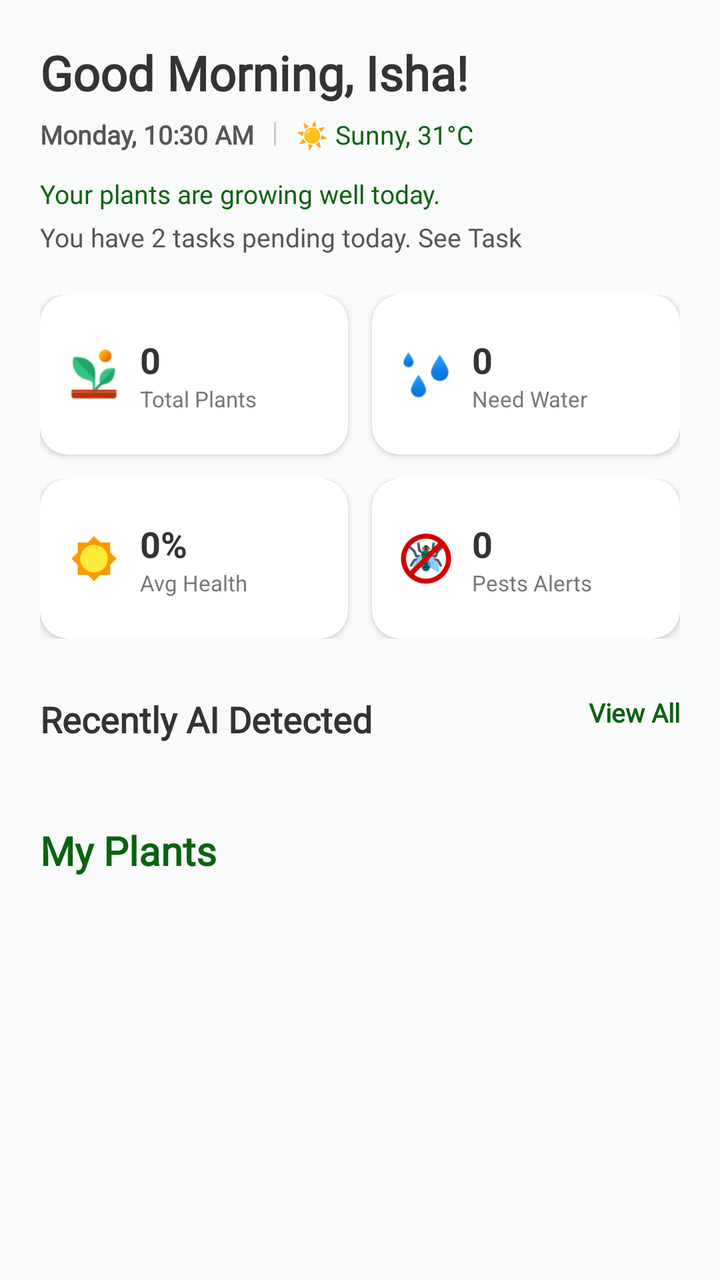
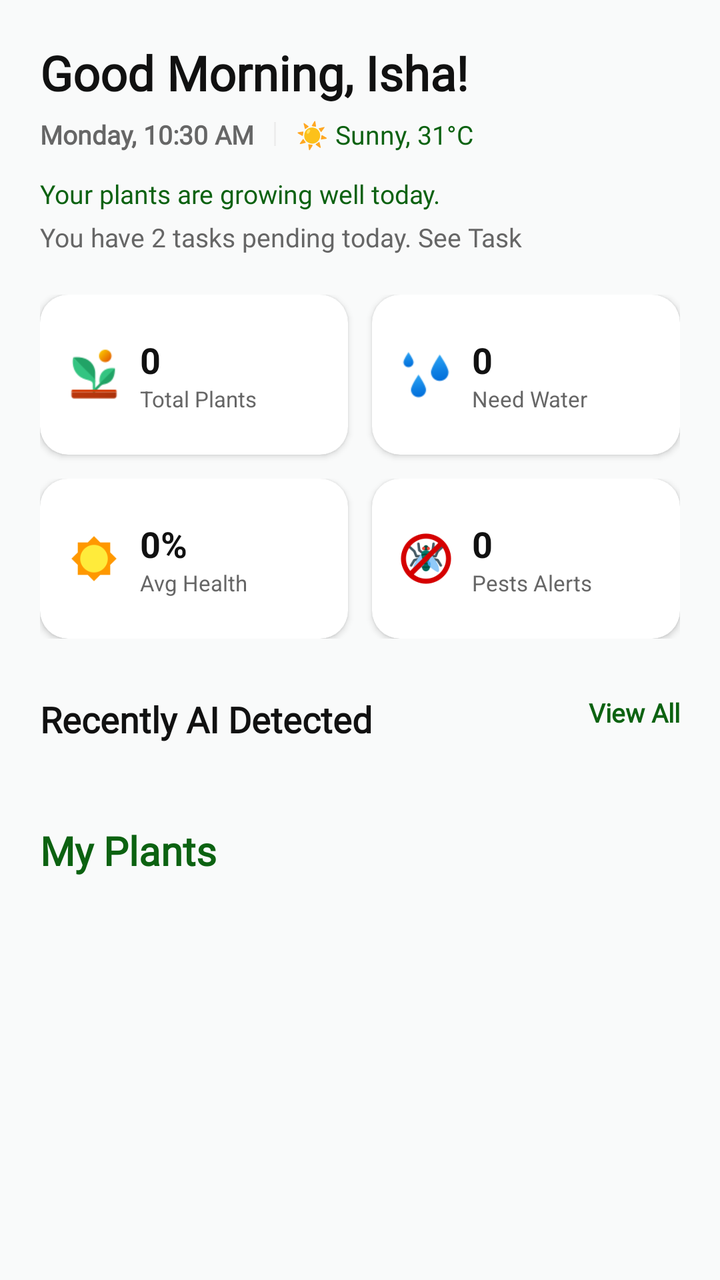

The first picture is an Android layout as it rendered before a commit; the second is the same layout after the commit. The layout source and the unified diff follow.
<!-- AndroidManifest.xml: application theme Theme.SmartGrow -->
<!-- res/layout/fragment_home.xml -->
<?xml version="1.0" encoding="utf-8"?>
<androidx.constraintlayout.widget.ConstraintLayout
    xmlns:android="http://schemas.android.com/apk/res/android"
    xmlns:app="http://schemas.android.com/apk/res-auto"
    android:layout_width="match_parent"
    android:layout_height="match_parent"
    android:background="#F9FAFA">

    <androidx.core.widget.NestedScrollView
        android:layout_width="match_parent"
        android:layout_height="match_parent"
        android:fillViewport="true">

        <androidx.constraintlayout.widget.ConstraintLayout
            android:layout_width="match_parent"
            android:layout_height="wrap_content"
            android:paddingHorizontal="20dp"
            android:paddingTop="20dp"
            android:paddingBottom="80dp">

            <TextView
                android:id="@+id/tv_user_greeting"
                android:layout_width="0dp"
                android:layout_height="wrap_content"
                android:text="Good Morning, Isha!"
                android:textSize="24sp"
                android:textStyle="bold"
                android:textColor="#333333"
                android:fontFamily="@font/poppins"
                app:layout_constraintTop_toTopOf="parent"
                app:layout_constraintStart_toStartOf="parent"
                app:layout_constraintEnd_toEndOf="parent"/>

            <LinearLayout
                android:id="@+id/layout_date_weather_row"
                android:layout_width="match_parent"
                android:layout_height="wrap_content"
                android:orientation="horizontal"
                android:layout_marginTop="6dp"
                android:gravity="center_vertical"
                app:layout_constraintTop_toBottomOf="@id/tv_user_greeting">

                <TextView
                    android:id="@+id/tv_dashboard_live_datetime"
                    android:layout_width="wrap_content"
                    android:layout_height="wrap_content"
                    android:text="Monday, 10:30 AM"
                    android:textColor="#555555"
                    android:textSize="13sp"
                    android:textStyle="bold"
                    android:fontFamily="@font/poppins" />

                <View
                    android:layout_width="1dp"
                    android:layout_height="12dp"
                    android:background="#CCCCCC"
                    android:layout_marginHorizontal="10dp"/>

                <TextView
                    android:id="@+id/tv_dashboard_weather_mock"
                    android:layout_width="wrap_content"
                    android:layout_height="wrap_content"
                    android:text="☀️ Sunny, 31°C"
                    android:textColor="#0C6211"
                    android:textSize="13sp"
                    android:fontFamily="@font/poppins" />
            </LinearLayout>

            <TextView
                android:id="@+id/tv_plant_status_summary"
                android:layout_width="0dp"
                android:layout_height="wrap_content"
                android:text="Your plants are growing well today."
                android:textColor="#0C6211"
                android:textSize="13sp"
                android:fontFamily="@font/poppins"
                android:layout_marginTop="12dp"
                app:layout_constraintTop_toBottomOf="@id/layout_date_weather_row"
                app:layout_constraintStart_toStartOf="parent"
                app:layout_constraintEnd_toEndOf="parent"/>

            <TextView
                android:id="@+id/tv_task_reminder"
                android:layout_width="0dp"
                android:layout_height="wrap_content"
                android:text="You have 2 tasks pending today. See Task"
                android:textColor="#555555"
                android:textSize="13sp"
                android:fontFamily="@font/poppins"
                android:layout_marginTop="4dp"
                android:clickable="true"
                android:focusable="true"
                app:layout_constraintTop_toBottomOf="@id/tv_plant_status_summary"
                app:layout_constraintStart_toStartOf="parent"
                app:layout_constraintEnd_toEndOf="parent"/>

            <LinearLayout
                android:id="@+id/layout_cards_container"
                android:layout_width="match_parent"
                android:layout_height="wrap_content"
                android:orientation="vertical"
                android:layout_marginTop="20dp"
                app:layout_constraintTop_toBottomOf="@id/tv_task_reminder">

                <LinearLayout
                    android:layout_width="match_parent"
                    android:layout_height="wrap_content"
                    android:orientation="horizontal"
                    android:weightSum="2">

                    <com.google.android.material.card.MaterialCardView
                        android:layout_width="0dp"
                        android:layout_height="80dp"
                        android:layout_weight="1"
                        android:layout_marginEnd="6dp"
                        android:layout_marginBottom="12dp"
                        app:cardCornerRadius="14dp"
                        app:cardElevation="2dp"
                        app:cardBackgroundColor="#FFFFFF"
                        app:strokeWidth="0dp">
                        <LinearLayout
                            android:layout_width="match_parent"
                            android:layout_height="match_parent"
                            android:orientation="horizontal"
                            android:gravity="center_vertical"
                            android:paddingHorizontal="12dp">
                            <ImageView
                                android:layout_width="30dp"
                                android:layout_height="30dp"
                                android:src="@drawable/ic_total_plants" />
                            <LinearLayout
                                android:layout_width="wrap_content"
                                android:layout_height="wrap_content"
                                android:orientation="vertical"
                                android:layout_marginStart="8dp">
                                <TextView
                                    android:id="@+id/tv_count_total_plants"
                                    android:layout_width="wrap_content"
                                    android:layout_height="wrap_content"
                                    android:text="0"
                                    android:textSize="18sp"
                                    android:textStyle="bold"
                                    android:textColor="#333333"/>
                                <TextView
                                    android:layout_width="wrap_content"
                                    android:layout_height="wrap_content"
                                    android:text="Total Plants"
                                    android:textSize="11sp"
                                    android:textColor="#777777"/>
                            </LinearLayout>
                        </LinearLayout>
                    </com.google.android.material.card.MaterialCardView>

                    <com.google.android.material.card.MaterialCardView
                        android:layout_width="0dp"
                        android:layout_height="80dp"
                        android:layout_weight="1"
                        android:layout_marginStart="6dp"
                        android:layout_marginBottom="12dp"
                        app:cardCornerRadius="14dp"
                        app:cardElevation="2dp"
                        app:cardBackgroundColor="#FFFFFF"
                        app:strokeWidth="0dp">
                        <LinearLayout
                            android:layout_width="match_parent"
                            android:layout_height="match_parent"
                            android:orientation="horizontal"
                            android:gravity="center_vertical"
                            android:paddingHorizontal="12dp">
                            <ImageView
                                android:layout_width="30dp"
                                android:layout_height="30dp"
                                android:src="@drawable/ic_water_drop" />
                            <LinearLayout
                                android:layout_width="wrap_content"
                                android:layout_height="wrap_content"
                                android:orientation="vertical"
                                android:layout_marginStart="8dp">
                                <TextView
                                    android:id="@+id/tv_count_need_water"
                                    android:layout_width="wrap_content"
                                    android:layout_height="wrap_content"
                                    android:text="0"
                                    android:textSize="18sp"
                                    android:textStyle="bold"
                                    android:textColor="#333333"/>
                                <TextView
                                    android:layout_width="wrap_content"
                                    android:layout_height="wrap_content"
                                    android:text="Need Water"
                                    android:textSize="11sp"
                                    android:textColor="#777777"/>
                            </LinearLayout>
                        </LinearLayout>
                    </com.google.android.material.card.MaterialCardView>
                </LinearLayout>

                <LinearLayout
                    android:layout_width="match_parent"
                    android:layout_height="wrap_content"
                    android:orientation="horizontal"
                    android:weightSum="2">

                    <com.google.android.material.card.MaterialCardView
                        android:layout_width="0dp"
                        android:layout_height="80dp"
                        android:layout_weight="1"
                        android:layout_marginEnd="6dp"
                        app:cardCornerRadius="14dp"
                        app:cardElevation="2dp"
                        app:cardBackgroundColor="#FFFFFF"
                        app:strokeWidth="0dp">
                        <LinearLayout
                            android:layout_width="match_parent"
                            android:layout_height="match_parent"
                            android:orientation="horizontal"
                            android:gravity="center_vertical"
                            android:paddingHorizontal="12dp">
                            <ImageView
                                android:layout_width="30dp"
                                android:layout_height="30dp"
                                android:src="@drawable/ic_health_sun" />
                            <LinearLayout
                                android:layout_width="wrap_content"
                                android:layout_height="wrap_content"
                                android:orientation="vertical"
                                android:layout_marginStart="8dp">
                                <TextView
                                    android:id="@+id/tv_value_avg_health"
                                    android:layout_width="wrap_content"
                                    android:layout_height="wrap_content"
                                    android:text="0%"
                                    android:textSize="18sp"
                                    android:textStyle="bold"
                                    android:textColor="#333333"/>
                                <TextView
                                    android:layout_width="wrap_content"
                                    android:layout_height="wrap_content"
                                    android:text="Avg Health"
                                    android:textSize="11sp"
                                    android:textColor="#777777"/>
                            </LinearLayout>
                        </LinearLayout>
                    </com.google.android.material.card.MaterialCardView>

                    <com.google.android.material.card.MaterialCardView
                        android:layout_width="0dp"
                        android:layout_height="80dp"
                        android:layout_weight="1"
                        android:layout_marginStart="6dp"
                        app:cardCornerRadius="14dp"
                        app:cardElevation="2dp"
                        app:cardBackgroundColor="#FFFFFF"
                        app:strokeWidth="0dp">
                        <LinearLayout
                            android:layout_width="match_parent"
                            android:layout_height="match_parent"
                            android:orientation="horizontal"
                            android:gravity="center_vertical"
                            android:paddingHorizontal="12dp">
                            <ImageView
                                android:layout_width="30dp"
                                android:layout_height="30dp"
                                android:src="@drawable/ic_pest_alert" />
                            <LinearLayout
                                android:layout_width="wrap_content"
                                android:layout_height="wrap_content"
                                android:orientation="vertical"
                                android:layout_marginStart="8dp">
                                <TextView
                                    android:id="@+id/tv_count_pest_alerts"
                                    android:layout_width="wrap_content"
                                    android:layout_height="wrap_content"
                                    android:text="0"
                                    android:textSize="18sp"
                                    android:textStyle="bold"
                                    android:textColor="#333333"/>
                                <TextView
                                    android:layout_width="wrap_content"
                                    android:layout_height="wrap_content"
                                    android:text="Pests Alerts"
                                    android:textSize="11sp"
                                    android:textColor="#777777"/>
                            </LinearLayout>
                        </LinearLayout>
                    </com.google.android.material.card.MaterialCardView>
                </LinearLayout>
            </LinearLayout>

            <RelativeLayout
                android:id="@+id/layout_history_header"
                android:layout_width="match_parent"
                android:layout_height="wrap_content"
                android:layout_marginTop="28dp"
                app:layout_constraintTop_toBottomOf="@id/layout_cards_container">
                <TextView
                    android:layout_width="wrap_content"
                    android:layout_height="wrap_content"
                    android:text="Recently AI Detected"
                    android:textSize="18sp"
                    android:textStyle="bold"
                    android:textColor="#333333"
                    android:fontFamily="@font/poppins"
                    android:layout_alignParentStart="true" />
                <TextView
                    android:id="@+id/tv_action_view_all_history"
                    android:layout_width="wrap_content"
                    android:layout_height="wrap_content"
                    android:text="View All"
                    android:textSize="13sp"
                    android:textColor="#0C6211"
                    android:textStyle="bold"
                    android:fontFamily="@font/poppins"
                    android:layout_alignParentEnd="true" />
            </RelativeLayout>

            <androidx.recyclerview.widget.RecyclerView
                android:id="@+id/rv_ai_detected_history"
                android:layout_width="match_parent"
                android:layout_height="wrap_content"
                android:layout_marginTop="12dp"
                android:orientation="horizontal"
                app:layout_constraintTop_toBottomOf="@id/layout_history_header" />

            <TextView
                android:id="@+id/tv_my_plants_label"
                android:layout_width="wrap_content"
                android:layout_height="wrap_content"
                android:text="My Plants"
                android:textSize="20sp"
                android:textStyle="bold"
                android:textColor="#0C6211"
                android:fontFamily="@font/poppins"
                android:layout_marginTop="28dp"
                app:layout_constraintTop_toBottomOf="@id/rv_ai_detected_history"
                app:layout_constraintStart_toStartOf="parent"/>

            <androidx.recyclerview.widget.RecyclerView
                android:id="@+id/rv_my_plants_list"
                android:layout_width="match_parent"
                android:layout_height="wrap_content"
                android:layout_marginTop="12dp"
                android:nestedScrollingEnabled="false"
                app:layout_constraintTop_toBottomOf="@id/tv_my_plants_label" />

        </androidx.constraintlayout.widget.ConstraintLayout>
    </androidx.core.widget.NestedScrollView>

</androidx.constraintlayout.widget.ConstraintLayout>
<!-- resources referenced by this layout -->
<resources>
  <!-- drawable ic_health_sun: png bitmap (drawable, 1056 bytes) -->
  <!-- drawable ic_pest_alert: png bitmap (drawable, 4400 bytes) -->
  <!-- drawable ic_total_plants: png bitmap (drawable, 1555 bytes) -->
  <!-- drawable ic_water_drop: png bitmap (drawable, 1600 bytes) -->
  <style name="Theme.SmartGrow" parent="Base.Theme.SmartGrow" />
  <style name="Base.Theme.SmartGrow" parent="Theme.Material3.DayNight.NoActionBar">
          <item name="android:windowBackground">@android:color/white</item>
          <item name="android:windowDisablePreview">true</item>
  
          
          <item name="android:statusBarColor">#FFFFFF</item>
          <item name="android:windowLightStatusBar">true</item>
  
          
          <item name="android:navigationBarColor">#FFFFFF</item>
          <item name="android:windowLightNavigationBar" tools:targetApi="o">true</item>
  
          <item name="android:windowDrawsSystemBarBackgrounds">true</item>
          <item name="android:windowTranslucentStatus">false</item>
          <item name="android:windowTranslucentNavigation">false</item>
      </style>
</resources>

<!-- the commit's change to res/layout/fragment_home.xml (unified diff, before → after) -->
@@ -4,7 +4,7 @@
     xmlns:app="http://schemas.android.com/apk/res-auto"
     android:layout_width="match_parent"
     android:layout_height="match_parent"
-    android:background="#F9FAFA">
+    android:background="@color/background">
 
     <androidx.core.widget.NestedScrollView
         android:layout_width="match_parent"
@@ -25,7 +25,7 @@
                 android:text="Good Morning, Isha!"
                 android:textSize="24sp"
                 android:textStyle="bold"
-                android:textColor="#333333"
+                android:textColor="@color/text_primary"
                 android:fontFamily="@font/poppins"
                 app:layout_constraintTop_toTopOf="parent"
                 app:layout_constraintStart_toStartOf="parent"
@@ -45,7 +45,7 @@
                     android:layout_width="wrap_content"
                     android:layout_height="wrap_content"
                     android:text="Monday, 10:30 AM"
-                    android:textColor="#555555"
+                    android:textColor="@color/text_secondary"
                     android:textSize="13sp"
                     android:textStyle="bold"
                     android:fontFamily="@font/poppins" />
@@ -53,7 +53,7 @@
                 <View
                     android:layout_width="1dp"
                     android:layout_height="12dp"
-                    android:background="#CCCCCC"
+                    android:background="@color/divider"
                     android:layout_marginHorizontal="10dp"/>
 
                 <TextView
@@ -61,7 +61,7 @@
                     android:layout_width="wrap_content"
                     android:layout_height="wrap_content"
                     android:text="☀️ Sunny, 31°C"
-                    android:textColor="#0C6211"
+                    android:textColor="@color/primary_green"
                     android:textSize="13sp"
                     android:fontFamily="@font/poppins" />
             </LinearLayout>
@@ -71,7 +71,7 @@
                 android:layout_width="0dp"
                 android:layout_height="wrap_content"
                 android:text="Your plants are growing well today."
-                android:textColor="#0C6211"
+                android:textColor="@color/primary_green"
                 android:textSize="13sp"
                 android:fontFamily="@font/poppins"
                 android:layout_marginTop="12dp"
@@ -84,7 +84,7 @@
                 android:layout_width="0dp"
                 android:layout_height="wrap_content"
                 android:text="You have 2 tasks pending today. See Task"
-                android:textColor="#555555"
+                android:textColor="@color/text_secondary"
                 android:textSize="13sp"
                 android:fontFamily="@font/poppins"
                 android:layout_marginTop="4dp"
@@ -116,7 +116,7 @@
                         android:layout_marginBottom="12dp"
                         app:cardCornerRadius="14dp"
                         app:cardElevation="2dp"
-                        app:cardBackgroundColor="#FFFFFF"
+                        app:cardBackgroundColor="@color/card_background"
                         app:strokeWidth="0dp">
                         <LinearLayout
                             android:layout_width="match_parent"
@@ -140,13 +140,13 @@
                                     android:text="0"
                                     android:textSize="18sp"
                                     android:textStyle="bold"
-                                    android:textColor="#333333"/>
+                                    android:textColor="@color/text_primary"/>
                                 <TextView
                                     android:layout_width="wrap_content"
                                     android:layout_height="wrap_content"
                                     android:text="Total Plants"
                                     android:textSize="11sp"
-                                    android:textColor="#777777"/>
+                                    android:textColor="@color/text_secondary"/>
                             </LinearLayout>
                         </LinearLayout>
                     </com.google.android.material.card.MaterialCardView>
@@ -159,7 +159,7 @@
                         android:layout_marginBottom="12dp"
                         app:cardCornerRadius="14dp"
                         app:cardElevation="2dp"
-                        app:cardBackgroundColor="#FFFFFF"
+                        app:cardBackgroundColor="@color/card_background"
                         app:strokeWidth="0dp">
                         <LinearLayout
                             android:layout_width="match_parent"
@@ -183,13 +183,13 @@
                                     android:text="0"
                                     android:textSize="18sp"
                                     android:textStyle="bold"
-                                    android:textColor="#333333"/>
+                                    android:textColor="@color/text_primary"/>
                                 <TextView
                                     android:layout_width="wrap_content"
                                     android:layout_height="wrap_content"
                                     android:text="Need Water"
                                     android:textSize="11sp"
-                                    android:textColor="#777777"/>
+                                    android:textColor="@color/text_secondary"/>
                             </LinearLayout>
                         </LinearLayout>
                     </com.google.android.material.card.MaterialCardView>
@@ -208,7 +208,7 @@
                         android:layout_marginEnd="6dp"
                         app:cardCornerRadius="14dp"
                         app:cardElevation="2dp"
-                        app:cardBackgroundColor="#FFFFFF"
+                        app:cardBackgroundColor="@color/card_background"
                         app:strokeWidth="0dp">
                         <LinearLayout
                             android:layout_width="match_parent"
@@ -232,13 +232,13 @@
                                     android:text="0%"
                                     android:textSize="18sp"
                                     android:textStyle="bold"
-                                    android:textColor="#333333"/>
+                                    android:textColor="@color/text_primary"/>
                                 <TextView
                                     android:layout_width="wrap_content"
                                     android:layout_height="wrap_content"
                                     android:text="Avg Health"
                                     android:textSize="11sp"
-                                    android:textColor="#777777"/>
+                                    android:textColor="@color/text_secondary"/>
                             </LinearLayout>
                         </LinearLayout>
                     </com.google.android.material.card.MaterialCardView>
@@ -250,7 +250,7 @@
                         android:layout_marginStart="6dp"
                         app:cardCornerRadius="14dp"
                         app:cardElevation="2dp"
-                        app:cardBackgroundColor="#FFFFFF"
+                        app:cardBackgroundColor="@color/card_background"
                         app:strokeWidth="0dp">
                         <LinearLayout
                             android:layout_width="match_parent"
@@ -274,13 +274,13 @@
                                     android:text="0"
                                     android:textSize="18sp"
                                     android:textStyle="bold"
-                                    android:textColor="#333333"/>
+                                    android:textColor="@color/text_primary"/>
                                 <TextView
                                     android:layout_width="wrap_content"
                                     android:layout_height="wrap_content"
                                     android:text="Pests Alerts"
                                     android:textSize="11sp"
-                                    android:textColor="#777777"/>
+                                    android:textColor="@color/text_secondary"/>
                             </LinearLayout>
                         </LinearLayout>
                     </com.google.android.material.card.MaterialCardView>
@@ -299,7 +299,7 @@
                     android:text="Recently AI Detected"
                     android:textSize="18sp"
                     android:textStyle="bold"
-                    android:textColor="#333333"
+                    android:textColor="@color/text_primary"
                     android:fontFamily="@font/poppins"
                     android:layout_alignParentStart="true" />
                 <TextView
@@ -308,7 +308,7 @@
                     android:layout_height="wrap_content"
                     android:text="View All"
                     android:textSize="13sp"
-                    android:textColor="#0C6211"
+                    android:textColor="@color/primary_green"
                     android:textStyle="bold"
                     android:fontFamily="@font/poppins"
                     android:layout_alignParentEnd="true" />
@@ -329,7 +329,7 @@
                 android:text="My Plants"
                 android:textSize="20sp"
                 android:textStyle="bold"
-                android:textColor="#0C6211"
+                android:textColor="@color/primary_green"
                 android:fontFamily="@font/poppins"
                 android:layout_marginTop="28dp"
                 app:layout_constraintTop_toBottomOf="@id/rv_ai_detected_history"
<!-- resource entries referenced after the edit -->
@@ -1,20 +1,26 @@
 <!-- resources referenced by this layout -->
 <resources>
+  <color name="background">#F9FAFA</color>
+  <color name="card_background">#FFFFFF</color>
+  <color name="divider">#EEEEEE</color>
+  <color name="primary_green">#0C6211</color>
+  <color name="text_primary">#111111</color>
+  <color name="text_secondary">#666666</color>
   <!-- drawable ic_health_sun: png bitmap (drawable, 1056 bytes) -->
   <!-- drawable ic_pest_alert: png bitmap (drawable, 4400 bytes) -->
   <!-- drawable ic_total_plants: png bitmap (drawable, 1555 bytes) -->
   <!-- drawable ic_water_drop: png bitmap (drawable, 1600 bytes) -->
   <style name="Theme.SmartGrow" parent="Base.Theme.SmartGrow" />
   <style name="Base.Theme.SmartGrow" parent="Theme.Material3.DayNight.NoActionBar">
-          <item name="android:windowBackground">@android:color/white</item>
+          <item name="android:windowBackground">@color/background</item>
           <item name="android:windowDisablePreview">true</item>
   
           
-          <item name="android:statusBarColor">#FFFFFF</item>
+          <item name="android:statusBarColor">@color/background</item>
           <item name="android:windowLightStatusBar">true</item>
   
           
-          <item name="android:navigationBarColor">#FFFFFF</item>
+          <item name="android:navigationBarColor">@color/background</item>
           <item name="android:windowLightNavigationBar" tools:targetApi="o">true</item>
   
           <item name="android:windowDrawsSystemBarBackgrounds">true</item>
